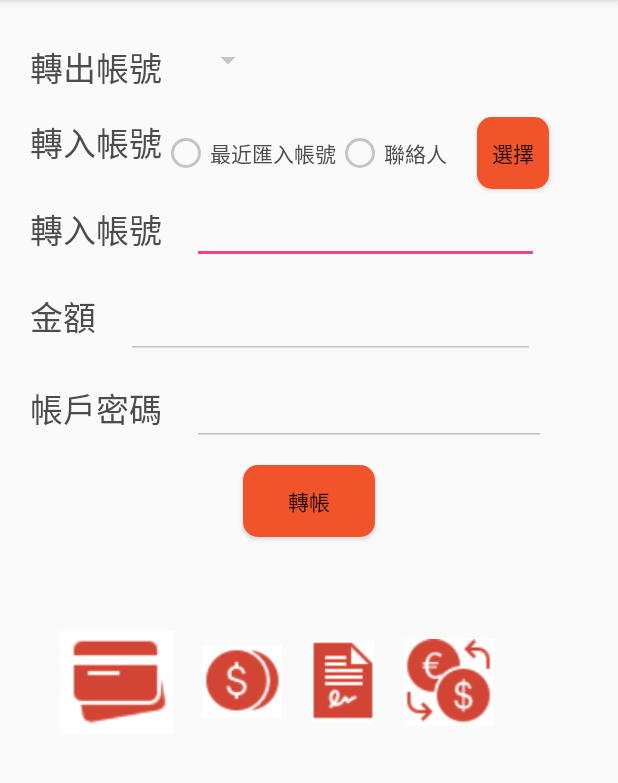
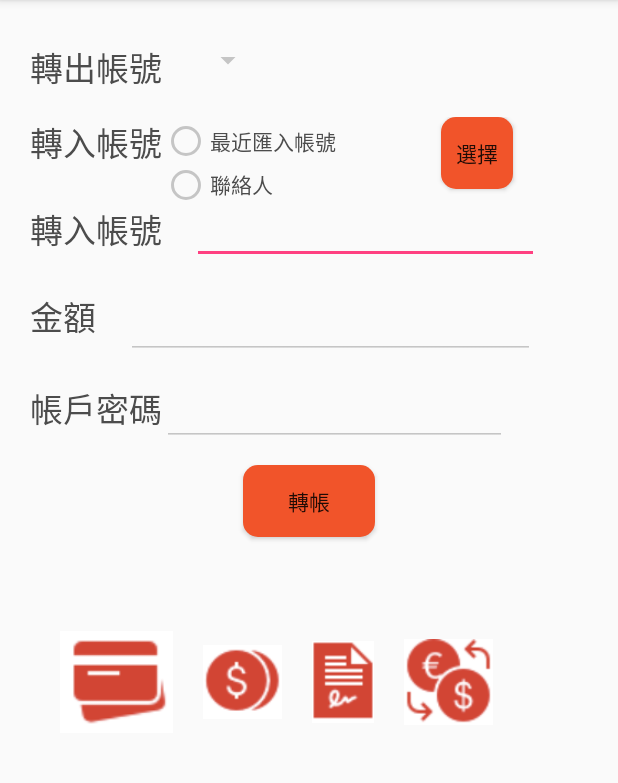
Before and after one commit to elvismetaphor/MyApplication3, an Android app: the TransferActivity screen opened directly, with no data from a screen before it, on a phone screen of 412 x 824 dp, the part 84-867 px from its top. Run offline under Robolectric (Android 15) with nearby library versions, the phone set to English and light mode, and no system bars.

Commit message:
transfer

```diff
--- a/app/src/main/java/com/example/zzdanny/myapplication/TransferActivity.java
+++ b/app/src/main/java/com/example/zzdanny/myapplication/TransferActivity.java
@@ -1,19 +1,72 @@
 package com.example.zzdanny.myapplication;
 
+import android.app.AlertDialog;
+import android.content.DialogInterface;
 import android.os.Bundle;
 import android.support.annotation.Nullable;
 import android.support.v7.app.AppCompatActivity;
+import android.view.LayoutInflater;
+import android.view.View;
+import android.widget.Button;
+import android.widget.EditText;
+import android.widget.RadioButton;
+import android.widget.RadioGroup;
+import android.widget.Toast;
 
 /**
  * Created by zzdanny on 2016/11/19.
  */
 public class TransferActivity extends AppCompatActivity {
+    String temp;
+    Button selectbutton;
+    RadioGroup rgroup;
+    RadioButton rrecent, rcontact;
+
     @Override
     protected void onCreate(@Nullable Bundle savedInstanceState) {
         super.onCreate(savedInstanceState);
         setContentView(R.layout.activity_transfer);
+        selectbutton = (Button) findViewById(R.id.easy);
+        final String[] name = {"王大明-33392583928483", "王小明-33392583928423", "王中明-33392583928143",};
+        final String[] name2 = {"700-33392583928483", "700-33392583928423", "700-33392583928143",};
 
+        rgroup = (RadioGroup) findViewById(R.id.rgroup);
+        rrecent = (RadioButton) findViewById(R.id.rrecent);
+        rcontact = (RadioButton) findViewById(R.id.rcontact);
+
+        rgroup.setOnCheckedChangeListener(listener);
+
+
+        AlertDialog.Builder dialog_list = new AlertDialog.Builder(TransferActivity.this);
+        dialog_list.setTitle("利用List呈現");
+        dialog_list.setItems(name, new DialogInterface.OnClickListener() {
+            @Override
+            //只要你在onClick處理事件內，使用which參數，就可以知道按下陣列裡的哪一個了
+            public void onClick(DialogInterface dialog, int which) {
+                // TODO Auto-generated method stub
+                temp = name[which].toString();
+            }
+        });
+        dialog_list.show();
+
+    }
+
+    public RadioGroup.OnCheckedChangeListener listener = new RadioGroup.OnCheckedChangeListener() {
+        @Override
+        public void onCheckedChanged(RadioGroup group, int checkedId) {
+            int p = group.indexOfChild((RadioButton) findViewById(checkedId));
+            int count = group.getChildCount();
+            switch(checkedId)
+            {
+                case R.id.rrecent:
+
+
+                case R.id.rcontact:
+
+
+            }
+        }
+    };
 
 
     }
-}
--- a/app/src/main/res/layout/activity_transfer.xml
+++ b/app/src/main/res/layout/activity_transfer.xml
@@ -53,28 +53,33 @@
                 android:text="轉入帳號"
                 android:textColor="#4C4C4C"
                 android:textAppearance="?android:attr/textAppearanceLarge" />
-
+<RadioGroup
+    android:layout_width="wrap_content"
+    android:layout_height="wrap_content"
+    android:layout_weight="0.42"
+    android:id="@+id/rgroup">
             <RadioButton
                 android:layout_width="wrap_content"
                 android:layout_height="wrap_content"
+
                 android:text="最近匯入帳號"
-                android:id="@+id/radioButton"
+                android:id="@+id/rrecent"
                 android:textColor="#4C4C4C" />
 
             <RadioButton
                 android:layout_width="wrap_content"
                 android:layout_height="wrap_content"
                 android:text="聯絡人"
-                android:id="@+id/radioButton2"
+                android:id="@+id/rcontact"
                 android:textColor="#4C4C4C" />
-
+</RadioGroup>
             <Button
                 style="?android:attr/buttonStyleSmall"
                 android:layout_width="wrap_content"
                 android:layout_height="wrap_content"
                 android:layout_marginLeft="20dp"
                 android:text="選擇"
-                android:id="@+id/button5"
+                android:id="@+id/easy"
                 android:background="@drawable/button_try" />
 
         </LinearLayout>
@@ -151,11 +156,11 @@
             <EditText
                 android:layout_width="wrap_content"
                 android:layout_height="wrap_content"
-                android:id="@+id/editText11"
-                android:layout_weight="0.82"
-                android:layout_marginLeft="20dp"
+                android:inputType="numberPassword"
+                android:ems="10"
+                android:id="@+id/editText3"
+                android:layout_weight="0.19" />
 
-                />
         </LinearLayout>
 
         <Button
@@ -183,13 +188,13 @@
                 android:layout_width="75dp"
                 android:layout_height="match_parent"
                 android:layout_marginLeft="40dp"
-                android:id="@+id/imageView9"
+                android:id="@+id/trans_cstatus"
                 android:src="@drawable/card" />
 
             <ImageView
                 android:layout_width="wrap_content"
                 android:layout_height="match_parent"
-                android:id="@+id/imageView17"
+                android:id="@+id/trans_mstatus"
                 android:layout_marginLeft="20dp"
                 android:src="@drawable/money"
                 android:layout_weight="0.06" />
@@ -198,7 +203,7 @@
                 android:layout_width="wrap_content"
                 android:layout_height="match_parent"
                 android:layout_marginLeft="20dp"
-                android:id="@+id/imageView18"
+                android:id="@+id/trans_mbill"
                 android:src="@drawable/trans"
                 android:layout_weight="0.04" />
 
@@ -206,7 +211,7 @@
                 android:layout_width="wrap_content"
                 android:layout_height="match_parent"
                 android:layout_marginLeft="20dp"
-                android:id="@+id/imageView19"
+                android:id="@+id/trans_exrate"
                 android:src="@drawable/exchange_icon"
                 android:layout_weight="0.06" />
         </LinearLayout>
```
